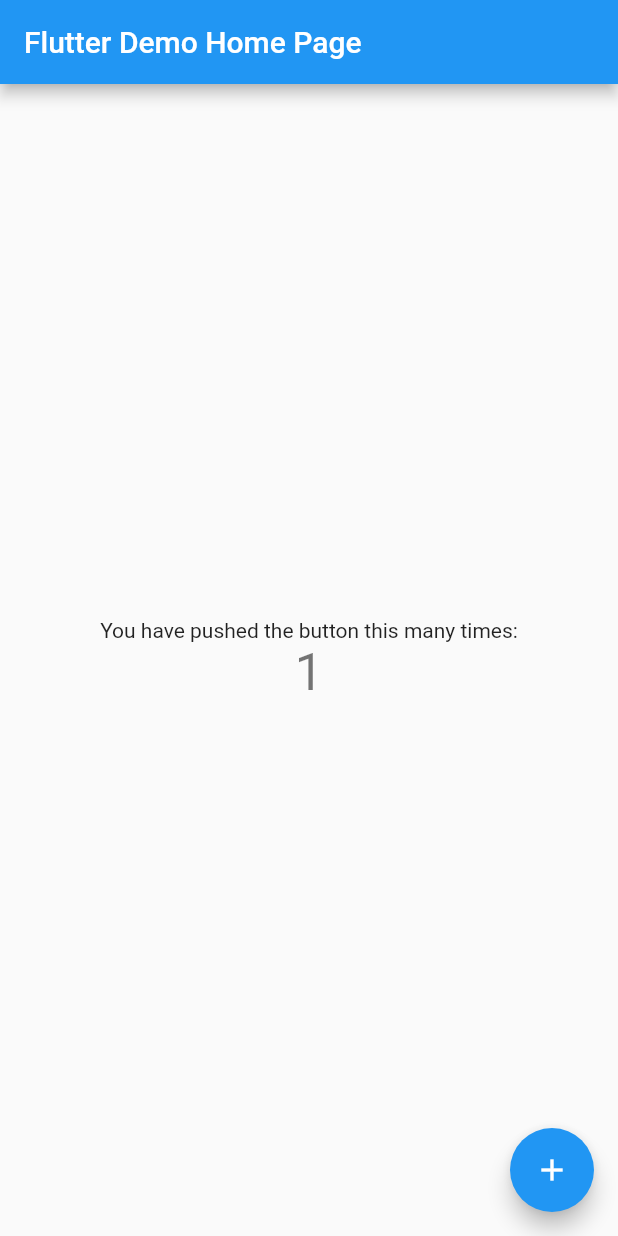
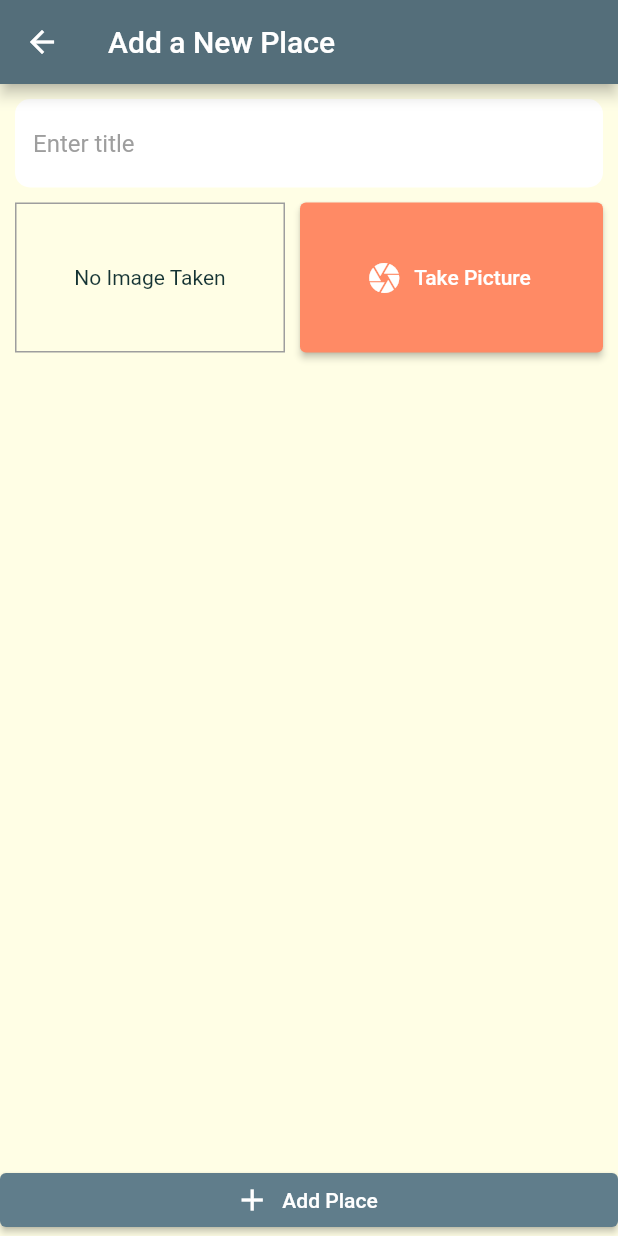
Before and after one commit to appmath/flutter-great-places, a Flutter app: the screen it shows after launch, after a tap on the "add" icon, on a phone screen of 412 x 824 dp. Run offline on Flutter 3.47's test engine with Material 2 defaults, Android fonts, the phone set to English and light mode, and no system bars; our stand-ins replace image_picker.

```diff
--- a/lib/main.dart
+++ b/lib/main.dart
@@ -1,115 +1,38 @@
 import 'package:flutter/material.dart';
+import 'package:great_places/providers/great_places.dart';
+import 'package:great_places/screens/add_place_screen.dart';
+import 'package:great_places/screens/places_list_screen.dart';
+import 'package:great_places/utils/aziz-material-colors.dart';
+import 'package:provider/provider.dart';
 
-void main() {
-  runApp(const MyApp());
-}
+void main() => runApp(MyApp());
 
 class MyApp extends StatelessWidget {
-  const MyApp({Key? key}) : super(key: key);
-
-  // This widget is the root of your application.
   @override
   Widget build(BuildContext context) {
-    return MaterialApp(
-      title: 'Flutter Demo',
-      theme: ThemeData(
-        // This is the theme of your application.
-        //
-        // Try running your application with "flutter run". You'll see the
-        // application has a blue toolbar. Then, without quitting the app, try
-        // changing the primarySwatch below to Colors.green and then invoke
-        // "hot reload" (press "r" in the console where you ran "flutter run",
-        // or simply save your changes to "hot reload" in a Flutter IDE).
-        // Notice that the counter didn't reset back to zero; the application
-        // is not restarted.
-        primarySwatch: Colors.blue,
+    return ChangeNotifierProvider.value(
+      value: GreatPlaces(),
+      child: MaterialApp(
+        title: 'Great Places',
+        theme: ThemeData(
+          primarySwatch: greyMaterialColor,
+          accentColor: orangeMaterialColor,
+          canvasColor: const Color.fromRGBO(255, 254, 229, 1),
+          // fontFamily: 'Lato',
+          textTheme: ThemeData.light().textTheme.copyWith(
+                bodyText1: const TextStyle(
+                  color: Color.fromRGBO(20, 51, 51, 1),
+                ),
+                bodyText2: const TextStyle(
+                  color: Color.fromRGBO(20, 51, 51, 1),
+                ),
+              ),
+        ),
+        home: PlacesListScreen(),
+        routes: {
+          AddPlaceScreen.routeName: (context) => AddPlaceScreen(),
+        },
       ),
-      home: const MyHomePage(title: 'Flutter Demo Home Page'),
     );
   }
 }
-
-class MyHomePage extends StatefulWidget {
-  const MyHomePage({Key? key, required this.title}) : super(key: key);
-
-  // This widget is the home page of your application. It is stateful, meaning
-  // that it has a State object (defined below) that contains fields that affect
-  // how it looks.
-
-  // This class is the configuration for the state. It holds the values (in this
-  // case the title) provided by the parent (in this case the App widget) and
-  // used by the build method of the State. Fields in a Widget subclass are
-  // always marked "final".
-
-  final String title;
-
-  @override
-  State<MyHomePage> createState() => _MyHomePageState();
-}
-
-class _MyHomePageState extends State<MyHomePage> {
-  int _counter = 0;
-
-  void _incrementCounter() {
-    setState(() {
-      // This call to setState tells the Flutter framework that something has
-      // changed in this State, which causes it to rerun the build method below
-      // so that the display can reflect the updated values. If we changed
-      // _counter without calling setState(), then the build method would not be
-      // called again, and so nothing would appear to happen.
-      _counter++;
-    });
-  }
-
-  @override
-  Widget build(BuildContext context) {
-    // This method is rerun every time setState is called, for instance as done
-    // by the _incrementCounter method above.
-    //
-    // The Flutter framework has been optimized to make rerunning build methods
-    // fast, so that you can just rebuild anything that needs updating rather
-    // than having to individually change instances of widgets.
-    return Scaffold(
-      appBar: AppBar(
-        // Here we take the value from the MyHomePage object that was created by
-        // the App.build method, and use it to set our appbar title.
-        title: Text(widget.title),
-      ),
-      body: Center(
-        // Center is a layout widget. It takes a single child and positions it
-        // in the middle of the parent.
-        child: Column(
-          // Column is also a layout widget. It takes a list of children and
-          // arranges them vertically. By default, it sizes itself to fit its
-          // children horizontally, and tries to be as tall as its parent.
-          //
-          // Invoke "debug painting" (press "p" in the console, choose the
-          // "Toggle Debug Paint" action from the Flutter Inspector in Android
-          // Studio, or the "Toggle Debug Paint" command in Visual Studio Code)
-          // to see the wireframe for each widget.
-          //
-          // Column has various properties to control how it sizes itself and
-          // how it positions its children. Here we use mainAxisAlignment to
-          // center the children vertically; the main axis here is the vertical
-          // axis because Columns are vertical (the cross axis would be
-          // horizontal).
-          mainAxisAlignment: MainAxisAlignment.center,
-          children: <Widget>[
-            const Text(
-              'You have pushed the button this many times:',
-            ),
-            Text(
-              '$_counter',
-              style: Theme.of(context).textTheme.headline4,
-            ),
-          ],
-        ),
-      ),
-      floatingActionButton: FloatingActionButton(
-        onPressed: _incrementCounter,
-        tooltip: 'Increment',
-        child: const Icon(Icons.add),
-      ), // This trailing comma makes auto-formatting nicer for build methods.
-    );
-  }
-}
--- /dev/null
+++ b/lib/models/place.dart
@@ -0,0 +1,23 @@
+import 'dart:io';
+
+class Place {
+  final String id;
+  final String title;
+  final PlaceLocation? location;
+  final File image;
+
+  Place(
+      {required this.id,
+      required this.title,
+      required this.location,
+      required this.image});
+}
+
+class PlaceLocation {
+  final double latitude;
+  final double longitude;
+  final String address;
+
+  PlaceLocation(
+      {required this.latitude, required this.longitude, required this.address});
+}
--- /dev/null
+++ b/lib/providers/great_places.dart
@@ -0,0 +1,23 @@
+import 'dart:io';
+
+import 'package:flutter/widgets.dart';
+import 'package:great_places/models/place.dart';
+
+class GreatPlaces with ChangeNotifier {
+  List<Place> _items = [];
+
+  List<Place> get items {
+    return [..._items];
+  }
+
+  void addPlace(String pickedTitle, File pickedImage) {
+    final newPlace = Place(
+        id: DateTime.now().toString(),
+        title: pickedTitle,
+        image: pickedImage,
+        location: null);
+
+    _items.add(newPlace);
+    notifyListeners();
+  }
+}
--- /dev/null
+++ b/lib/screens/add_place_screen.dart
@@ -0,0 +1,92 @@
+import 'dart:io';
+
+import 'package:flutter/material.dart';
+import 'package:great_places/providers/great_places.dart';
+import 'package:great_places/widgets/image_input.dart';
+import 'package:provider/provider.dart';
+
+class AddPlaceScreen extends StatefulWidget {
+  // Don't forget to add this route in your main.dart file (or whatever you are using to define your routes)
+  static const routeName = '/add-places-screen';
+
+  @override
+  State<AddPlaceScreen> createState() => _AddPlaceScreenState();
+}
+
+class _AddPlaceScreenState extends State<AddPlaceScreen> {
+  final TextEditingController _titleController = TextEditingController();
+
+  File? _pickedImage;
+
+  void _selectImage(File pickedImage) {
+    _pickedImage = pickedImage;
+  }
+
+  void _savePlace() {
+    if (_titleController.text.isEmpty || _pickedImage == null) {
+      return;
+    }
+    Provider.of<GreatPlaces>(context, listen: false)
+        .addPlace(_titleController.text, _pickedImage!);
+    Navigator.pop(context);
+  }
+
+  @override
+  Widget build(BuildContext context) {
+    return // Probably need SafeArea()
+        Scaffold(
+      appBar: AppBar(
+        title: const Text('Add a New Place'),
+        // backgroundColor: Colors.white,
+      ),
+      body: Column(
+        mainAxisAlignment: MainAxisAlignment.spaceBetween,
+        crossAxisAlignment: CrossAxisAlignment.stretch,
+        children: [
+          Expanded(
+            child: SingleChildScrollView(
+              child: Padding(
+                padding: EdgeInsets.all(10.0),
+                child: Column(
+                  children: [
+                    TextField(
+                      controller: _titleController,
+                      style: const TextStyle(
+                        color: Colors.black,
+                      ),
+                      decoration: const InputDecoration(
+                          filled: true,
+                          fillColor: Colors.white,
+                          hintText: 'Enter title',
+                          hintStyle: TextStyle(
+                            color: Colors.grey,
+                          ),
+                          border: OutlineInputBorder(
+                            borderRadius: BorderRadius.all(
+                              Radius.circular(10.0),
+                            ),
+                            borderSide: BorderSide.none,
+                          )),
+                    ),
+                    const SizedBox(
+                      height: 10,
+                    ),
+                    ImageInput(onSelectImage: _selectImage),
+                  ],
+                ),
+              ),
+            ),
+          ),
+          ElevatedButton.icon(
+            style: ButtonStyle(
+              backgroundColor: MaterialStateProperty.all(Colors.blueGrey),
+            ),
+            label: Text('Add Place'),
+            icon: Icon(Icons.add),
+            onPressed: _savePlace,
+          ),
+        ],
+      ),
+    );
+  }
+}
--- /dev/null
+++ b/lib/screens/place_detail_screen.dart
@@ -0,0 +1,8 @@
+import 'package:flutter/material.dart';
+
+class PlaceDetailScreen extends StatelessWidget {
+  @override
+  Widget build(BuildContext context) {
+    return Container();
+  }
+}
--- /dev/null
+++ b/lib/screens/places_list_screen.dart
@@ -0,0 +1,48 @@
+import 'package:flutter/material.dart';
+import 'package:great_places/models/place.dart';
+import 'package:great_places/providers/great_places.dart';
+import 'package:great_places/screens/add_place_screen.dart';
+import 'package:provider/provider.dart';
+
+class PlacesListScreen extends StatelessWidget {
+  @override
+  Widget build(BuildContext context) {
+    return // Probably need SafeArea()
+        Scaffold(
+            appBar: AppBar(title: const Text('Your Places'),
+                // backgroundColor: Colors.white,
+                actions: [
+                  IconButton(
+                    icon: Icon(Icons.add),
+                    onPressed: () {
+                      Navigator.pushNamed(context, AddPlaceScreen.routeName);
+                    },
+                  ),
+                ]),
+            body: // Note that child might be tied to the main widget, it doesn't get updated
+                Consumer<GreatPlaces>(
+              child: const Center(
+                child: Text('Got no places yet, start adding some!'),
+              ),
+              builder:
+                  (BuildContext ctx, GreatPlaces greatPlaces, Widget? ch) =>
+                      greatPlaces.items.length <= 0
+                          ? ch!
+                          :
+                          // DON'T FORGET TO SPECIFY THE itemCount!!!!
+                          ListView.builder(
+                              itemBuilder: (context, index) {
+                                final Place place = greatPlaces.items[index];
+                                return ListTile(
+                                  leading: CircleAvatar(
+                                    backgroundImage: FileImage(place.image),
+                                  ),
+                                  title: Text(place.title),
+                                  onTap: () {},
+                                );
+                              },
+                              itemCount: greatPlaces.items.length,
+                            ),
+            ));
+  }
+}
--- /dev/null
+++ b/lib/utils/aziz-material-colors.dart
@@ -0,0 +1,31 @@
+import 'package:flutter/material.dart';
+
+const Map<int, Color> greyColor = {
+  50: Color.fromRGBO(84, 110, 122, .1),
+  100: Color.fromRGBO(84, 110, 122, .2),
+  200: Color.fromRGBO(84, 110, 122, .3),
+  300: Color.fromRGBO(84, 110, 122, .4),
+  400: Color.fromRGBO(84, 110, 122, .5),
+  500: Color.fromRGBO(84, 110, 122, .6),
+  600: Color.fromRGBO(84, 110, 122, .7),
+  700: Color.fromRGBO(84, 110, 122, .8),
+  800: Color.fromRGBO(84, 110, 122, .9),
+  900: Color.fromRGBO(84, 110, 122, 1),
+};
+
+const Map<int, Color> orangeColor = {
+  50: Color.fromRGBO(255, 138, 101, .1),
+  100: Color.fromRGBO(255, 138, 101, .2),
+  200: Color.fromRGBO(255, 138, 101, .3),
+  300: Color.fromRGBO(255, 138, 101, .4),
+  400: Color.fromRGBO(255, 138, 101, .5),
+  500: Color.fromRGBO(255, 138, 101, .6),
+  600: Color.fromRGBO(255, 138, 101, .7),
+  700: Color.fromRGBO(255, 138, 101, .8),
+  800: Color.fromRGBO(255, 138, 101, .9),
+  900: Color.fromRGBO(255, 138, 101, 1),
+};
+
+const MaterialColor greyMaterialColor = MaterialColor(0xFF546E7A, greyColor);
+const MaterialColor orangeMaterialColor =
+    MaterialColor(0xFFFF8A65, orangeColor);
--- /dev/null
+++ b/lib/widgets/image_input.dart
@@ -0,0 +1,119 @@
+import 'dart:io';
+
+import 'package:flutter/cupertino.dart';
+import 'package:flutter/material.dart';
+import 'package:image_picker/image_picker.dart';
+import 'package:path/path.dart' as path;
+import 'package:path_provider/path_provider.dart' as pathProvider;
+
+class ImageInput extends StatefulWidget {
+  final Function onSelectImage;
+
+  ImageInput({required this.onSelectImage});
+
+  @override
+  State<ImageInput> createState() => _ImageInputState();
+}
+
+class _ImageInputState extends State<ImageInput> {
+  File? _storedImage;
+  final ImagePicker _picker = ImagePicker();
+
+  Future<void> _takePicture() async {
+    final XFile? image =
+        await _picker.pickImage(source: ImageSource.camera, maxWidth: 600);
+    if (image != null) {
+      File imageFile = File(image.path);
+      setState(() {
+        _storedImage = imageFile;
+      });
+      Directory appDir = await pathProvider.getApplicationDocumentsDirectory();
+      var fileName = path.basename(imageFile.path);
+      final savedImage = await imageFile.copy('${appDir.path}/$fileName');
+      widget.onSelectImage(savedImage);
+    }
+
+    // imageFile.copy()
+  }
+
+  @override
+  Widget build(BuildContext context) {
+    return Row(
+      children: [
+        Container(
+          width: 180,
+          height: 100,
+          decoration: BoxDecoration(
+            border: Border.all(
+              width: 1,
+              color: Colors.grey,
+            ),
+          ),
+          child: _storedImage != null
+              ? Image.file(
+                  _storedImage!,
+                  fit: BoxFit.cover,
+                  width: double.infinity,
+                )
+              : const Text(
+                  'No Image Taken',
+                  textAlign: TextAlign.center,
+                ),
+          alignment: Alignment.center,
+        ),
+        SizedBox(
+          width: 10,
+        ),
+        Expanded(
+          child: ElevatedButton.icon(
+            style: ElevatedButton.styleFrom(
+                primary: Theme.of(context).colorScheme.secondary,
+                minimumSize: Size(0, 100)),
+            label: Text('Take Picture'),
+            icon: Icon(Icons.camera),
+            onPressed: _takePicture,
+          ),
+        )
+      ],
+    );
+  }
+}
+
+// File? _storedImage;
+//   final ImagePicker _picker = ImagePicker();
+// final ImagePicker _picker = ImagePicker();
+//     // Pick an image
+//     final XFile? image = await _picker.pickImage(source: ImageSource.gallery);
+//     // Capture a photo
+//     final XFile? photo = await _picker.pickImage(source: ImageSource.camera);
+//     // Pick a video
+//     final XFile? image = await _picker.pickVideo(source: ImageSource.gallery);
+//     // Capture a video
+//     final XFile? video = await _picker.pickVideo(source: ImageSource.camera);
+//     // Pick multiple images
+//     final List<XFile>? images = await _picker.pickMultiImage();
+
+// Description: A Flutter plugin for finding commonly used locations on the filesystem. Supports Android, iOS, Linux, macOS and Windows. Not all methods are supported on all platforms.
+// URL: https://pub.dev/packages/path_provider
+// Install: flutter pub add path_provider
+// App: great_places (src/mobile/flutter/learning/udemy/flutter-dart-complete-guide/great_places)
+
+// Example:
+// Directory tempDir = await getTemporaryDirectory();
+// String tempPath = tempDir.path;
+//
+// Directory appDocDir = await getApplicationDocumentsDirectory();
+// String appDocPath = appDocDir.path;
+
+// Full example
+
+// Description: A comprehensive, cross-platform path manipulation library for Dart.
+//
+// The path package provides common operations for manipulating paths: joining, splitting, normalizing, etc.
+// URL:https://pub.dev/packages/path
+// Install:dart pub add path
+// App: great_places (src/mobile/flutter/learning/udemy/flutter-dart-complete-guide/great_places)
+
+// Example:
+
+// Full example
--- a/pubspec.yaml
+++ b/pubspec.yaml
@@ -34,6 +34,10 @@ dependencies:
   # The following adds the Cupertino Icons font to your application.
   # Use with the CupertinoIcons class for iOS style icons.
   cupertino_icons: ^1.0.2
+  provider: ^6.0.1
+  image_picker: ^0.8.4+4
+  path_provider: ^2.0.7
+  path: ^1.8.0
 
 dev_dependencies:
   flutter_test:
```
Also changed, not shown: pubspec.lock, 5 other files.
